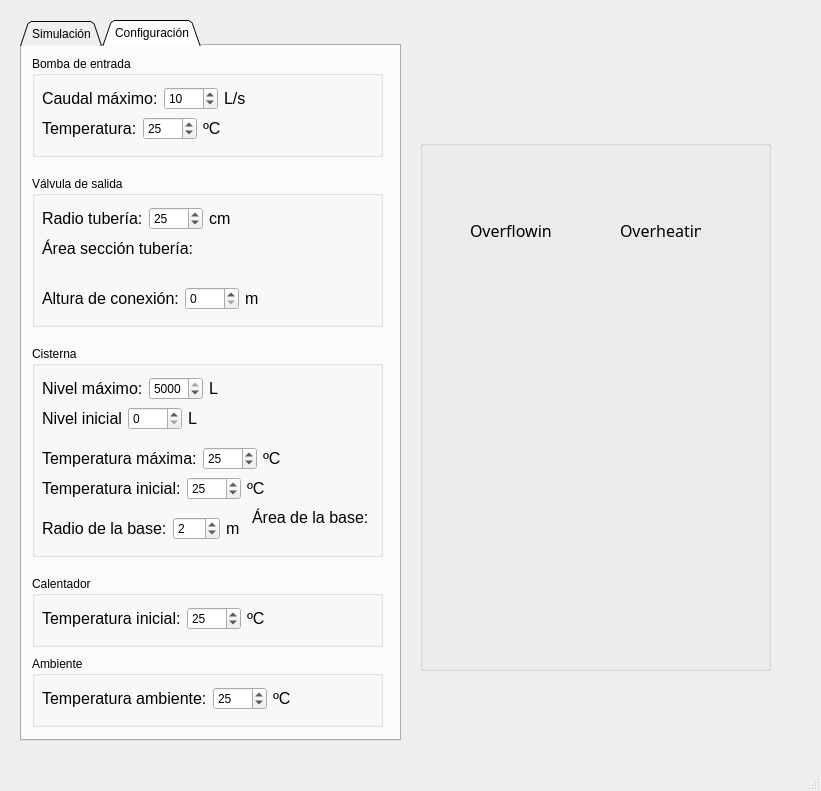
The window that WaterTank/mainwindow.ui (Grimpper/Project_SII_WaterTank) describes before a commit, drawn with Qt 5.
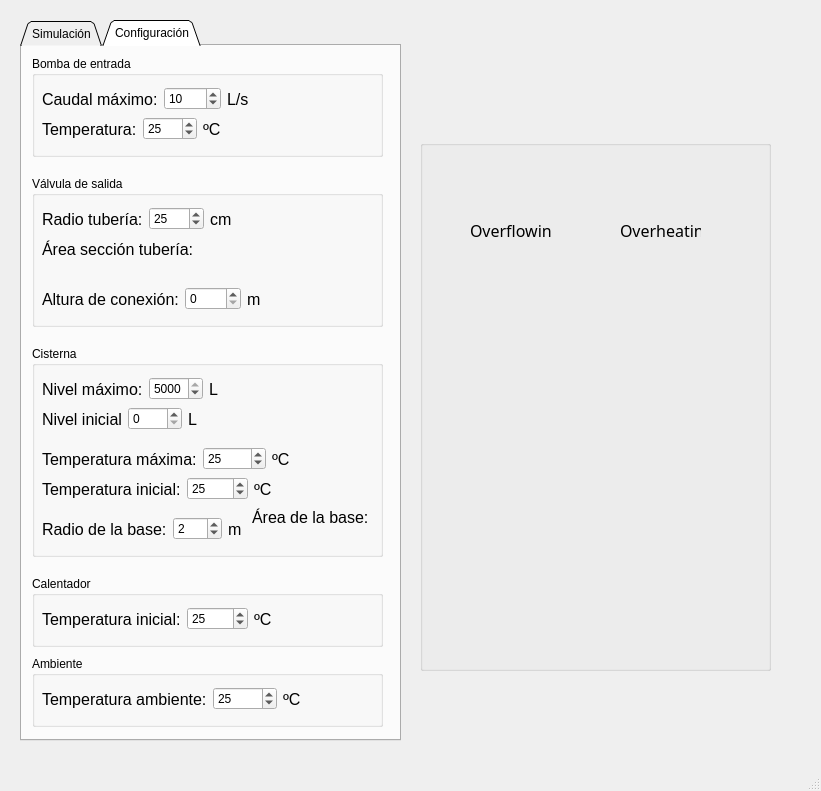
The same window after the commit. The open tabs and pages were chosen to show the change. Icons and pictures are not drawn.

```diff
--- a/WaterTank/mainwindow.ui
+++ b/WaterTank/mainwindow.ui
@@ -375,8 +375,8 @@
         <rect>
          <x>10</x>
          <y>30</y>
-         <width>220</width>
-         <height>25</height>
+         <width>242</width>
+         <height>26</height>
         </rect>
        </property>
        <layout class="QHBoxLayout" name="horizontalLayout_5">
@@ -424,8 +424,8 @@
         <rect>
          <x>10</x>
          <y>60</y>
-         <width>185</width>
-         <height>25</height>
+         <width>215</width>
+         <height>26</height>
         </rect>
        </property>
        <layout class="QHBoxLayout" name="horizontalLayout_6">
@@ -486,8 +486,8 @@
         <rect>
          <x>10</x>
          <y>30</y>
-         <width>220</width>
-         <height>25</height>
+         <width>222</width>
+         <height>26</height>
         </rect>
        </property>
        <layout class="QHBoxLayout" name="horizontalLayout_7">
@@ -536,7 +536,7 @@
          <x>10</x>
          <y>60</y>
          <width>232</width>
-         <height>25</height>
+         <height>26</height>
         </rect>
        </property>
        <layout class="QHBoxLayout" name="horizontalLayout_8">
@@ -571,8 +571,8 @@
         <rect>
          <x>10</x>
          <y>110</y>
-         <width>222</width>
-         <height>25</height>
+         <width>260</width>
+         <height>26</height>
         </rect>
        </property>
        <layout class="QHBoxLayout" name="horizontalLayout_9">
@@ -634,7 +634,7 @@
          <x>10</x>
          <y>30</y>
          <width>220</width>
-         <height>25</height>
+         <height>26</height>
         </rect>
        </property>
        <layout class="QHBoxLayout" name="horizontalLayout_10">
@@ -683,7 +683,7 @@
          <x>10</x>
          <y>60</y>
          <width>184</width>
-         <height>25</height>
+         <height>26</height>
         </rect>
        </property>
        <layout class="QHBoxLayout" name="horizontalLayout_11">
@@ -731,8 +731,8 @@
         <rect>
          <x>10</x>
          <y>100</y>
-         <width>241</width>
-         <height>25</height>
+         <width>292</width>
+         <height>26</height>
         </rect>
        </property>
        <layout class="QHBoxLayout" name="horizontalLayout_12">
@@ -780,8 +780,8 @@
         <rect>
          <x>10</x>
          <y>130</y>
-         <width>241</width>
-         <height>25</height>
+         <width>272</width>
+         <height>26</height>
         </rect>
        </property>
        <layout class="QHBoxLayout" name="horizontalLayout_13">
@@ -829,8 +829,8 @@
         <rect>
          <x>10</x>
          <y>170</y>
-         <width>201</width>
-         <height>25</height>
+         <width>235</width>
+         <height>26</height>
         </rect>
        </property>
        <layout class="QHBoxLayout" name="horizontalLayout_14">
@@ -927,8 +927,8 @@
         <rect>
          <x>10</x>
          <y>30</y>
-         <width>235</width>
-         <height>25</height>
+         <width>272</width>
+         <height>26</height>
         </rect>
        </property>
        <layout class="QHBoxLayout" name="horizontalLayout_15">
@@ -989,8 +989,8 @@
         <rect>
          <x>10</x>
          <y>30</y>
-         <width>250</width>
-         <height>25</height>
+         <width>305</width>
+         <height>26</height>
         </rect>
        </property>
        <layout class="QHBoxLayout" name="horizontalLayout_16">
```
Left out of the diff: 12 changed lines with no effect on the pictures.
